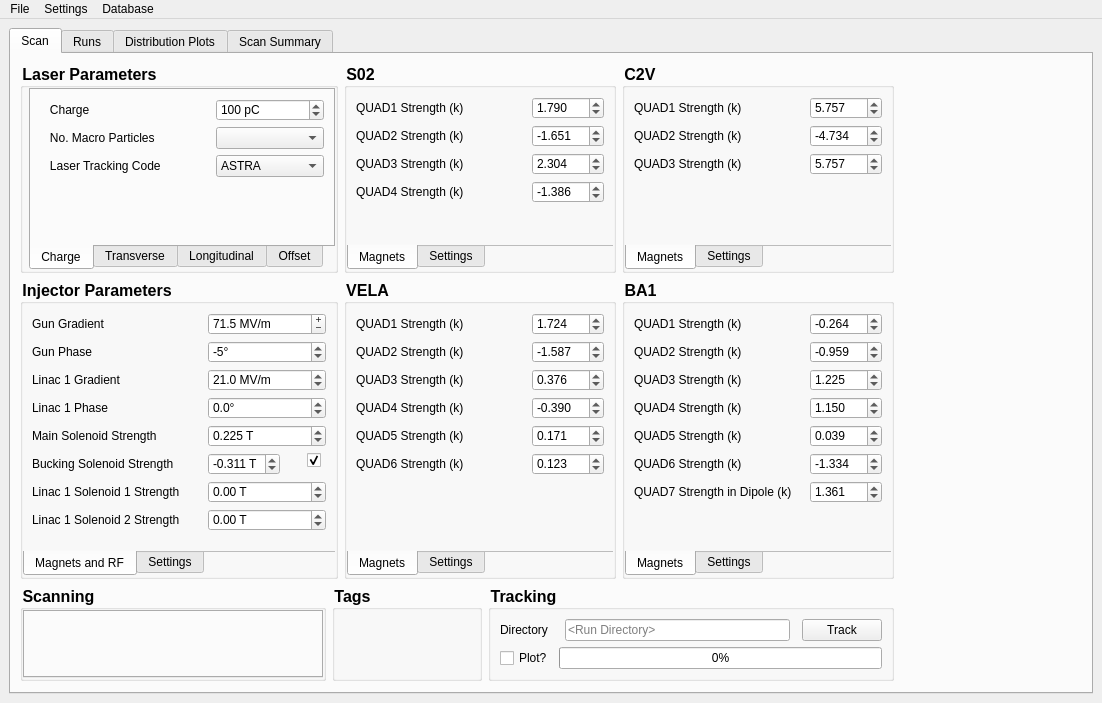
Old version of the form astra_comparison_gui_tabs_Linac.ui in the repository VELA-CLARA-software/OnlineModel.
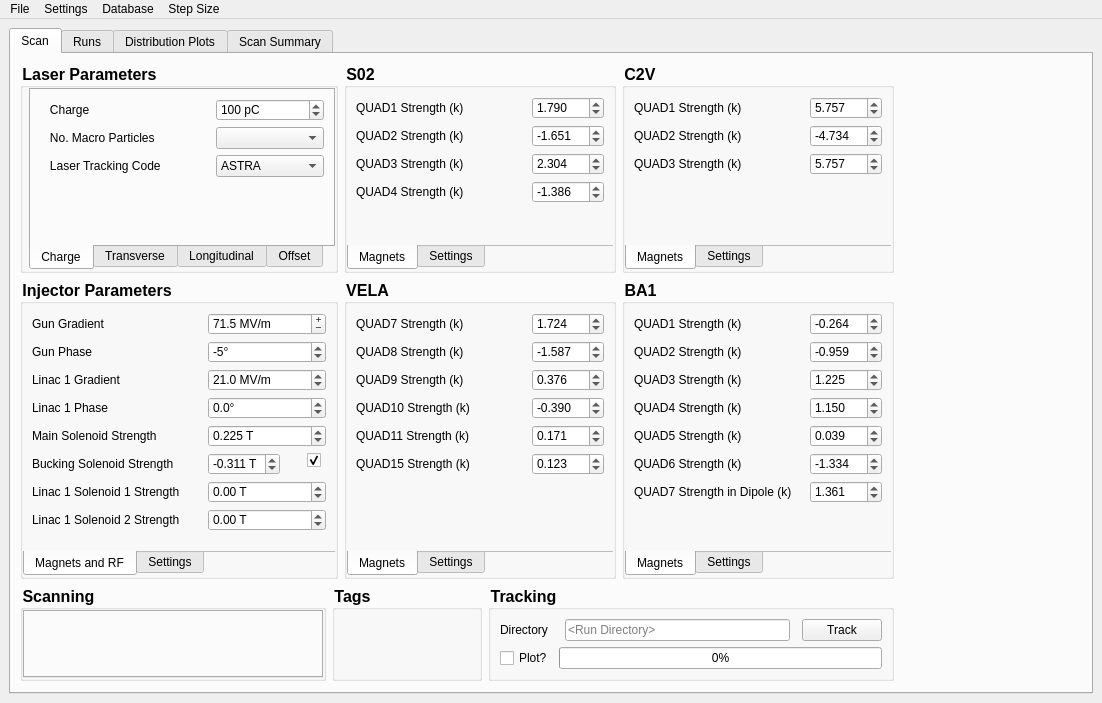
New version of the form. Custom widgets are drawn as their Qt base class.

Commit message:
Added magnet step size menu option.
Progressbar now works again.
Also re-factored some code to do with scanning.
Add plot now only updates new beam plot.
 - Changing screen still causes large re-loads

The edit to the form file:
```diff
--- a/astra_comparison_gui_tabs_Linac.ui
+++ b/astra_comparison_gui_tabs_Linac.ui
@@ -974,7 +974,7 @@
                   </size>
                  </property>
                  <property name="text">
-                  <string>QUAD1 Strength (k)</string>
+                  <string>QUAD7 Strength (k)</string>
                  </property>
                 </widget>
                </item>
@@ -1018,7 +1018,7 @@
                   </size>
                  </property>
                  <property name="text">
-                  <string>QUAD2 Strength (k)</string>
+                  <string>QUAD8 Strength (k)</string>
                  </property>
                 </widget>
                </item>
@@ -1031,7 +1031,7 @@
                   </size>
                  </property>
                  <property name="text">
-                  <string>QUAD3 Strength (k)</string>
+                  <string>QUAD9 Strength (k)</string>
                  </property>
                 </widget>
                </item>
@@ -1106,7 +1106,7 @@
                   </size>
                  </property>
                  <property name="text">
-                  <string>QUAD4 Strength (k)</string>
+                  <string>QUAD10 Strength (k)</string>
                  </property>
                 </widget>
                </item>
@@ -1150,7 +1150,7 @@
                   </size>
                  </property>
                  <property name="text">
-                  <string>QUAD5 Strength (k)</string>
+                  <string>QUAD11 Strength (k)</string>
                  </property>
                 </widget>
                </item>
@@ -1194,7 +1194,7 @@
                   </size>
                  </property>
                  <property name="text">
-                  <string>QUAD6 Strength (k)</string>
+                  <string>QUAD15 Strength (k)</string>
                  </property>
                 </widget>
                </item>
@@ -3516,9 +3516,19 @@
     </property>
     <addaction name="actionChange_DB"/>
    </widget>
+   <widget class="QMenu" name="menuStep_Size">
+    <property name="title">
+     <string>Step Size</string>
+    </property>
+    <addaction name="action_stepsize0_001"/>
+    <addaction name="action_stepsize0_01"/>
+    <addaction name="action_stepsize0_1"/>
+    <addaction name="action_stepsize1_0"/>
+   </widget>
    <addaction name="menuFile"/>
    <addaction name="menuSettings"/>
    <addaction name="menuDatabase"/>
+   <addaction name="menuStep_Size"/>
   </widget>
   <action name="actionImport_YAML">
    <property name="text">
```
Left out of the diff: 20 changed lines with no effect on the pictures. The commit also changes 6 other files.
